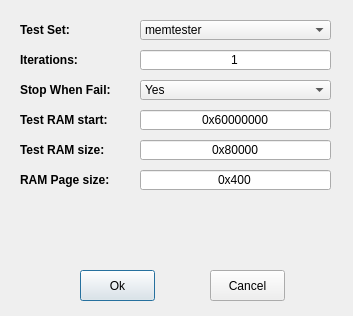
The window that gui/Stress-Test.ui (JayHeng/MCU-MemTestUtility) describes before a commit, drawn with Qt 5.
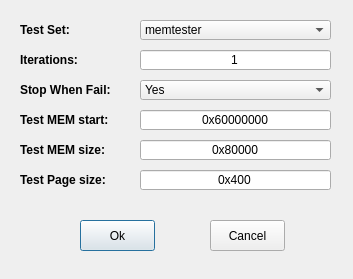
The same window after the commit.

Patch:
```diff
--- a/gui/Stress-Test.ui
+++ b/gui/Stress-Test.ui
@@ -7,7 +7,7 @@
     <x>0</x>
     <y>0</y>
     <width>353</width>
-    <height>316</height>
+    <height>279</height>
    </rect>
   </property>
   <property name="windowTitle">
@@ -70,7 +70,7 @@
    <property name="geometry">
     <rect>
      <x>80</x>
-     <y>270</y>
+     <y>220</y>
      <width>75</width>
      <height>31</height>
     </rect>
@@ -83,7 +83,7 @@
    <property name="geometry">
     <rect>
      <x>210</x>
-     <y>270</y>
+     <y>220</y>
      <width>75</width>
      <height>31</height>
     </rect>
@@ -143,7 +143,7 @@
     </font>
    </property>
    <property name="text">
-    <string>Test RAM start:</string>
+    <string>Test MEM start:</string>
    </property>
   </widget>
   <widget class="QLabel" name="label_testRamSize">
@@ -162,7 +162,7 @@
     </font>
    </property>
    <property name="text">
-    <string>Test RAM size:</string>
+    <string>Test MEM size:</string>
    </property>
   </widget>
   <widget class="QLabel" name="label_ramPageSize">
@@ -181,7 +181,7 @@
     </font>
    </property>
    <property name="text">
-    <string>RAM Page size:</string>
+    <string>Test Page size:</string>
    </property>
   </widget>
   <widget class="QLineEdit" name="lineEdit_testRamSize">
```
Left out of the diff: 12 changed lines with no effect on the pictures.
